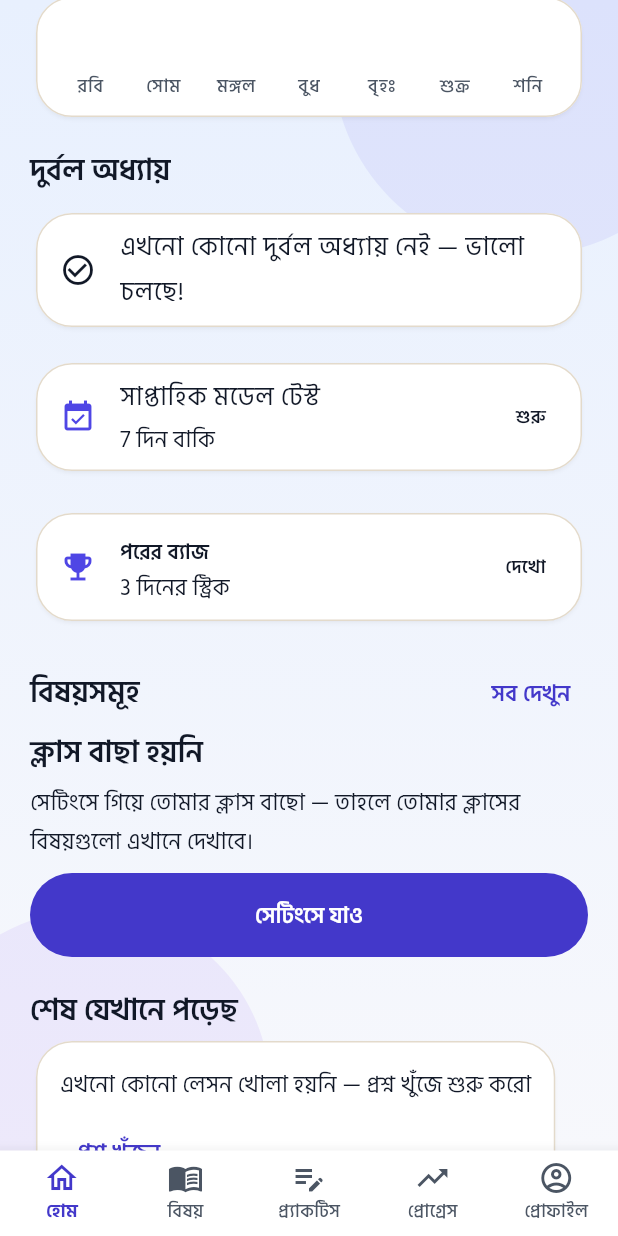
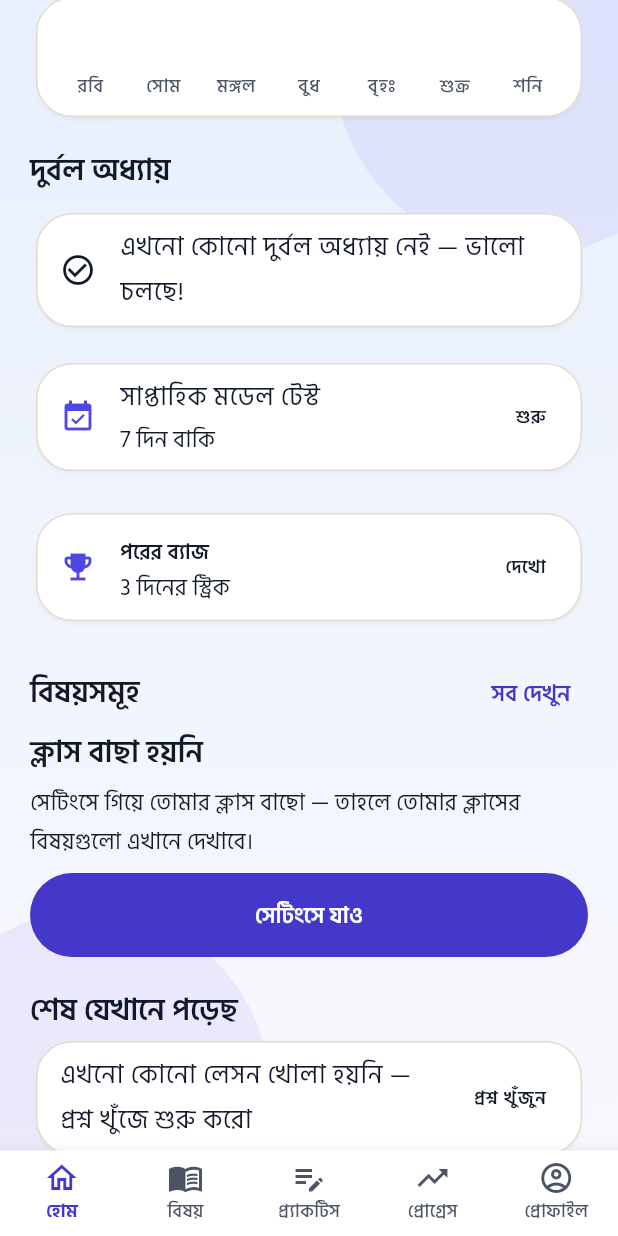
Before and after one commit to shojibahmed24/yes-sir-ai-app, a Flutter app: the HomeScreen screen opened by its route, scrolled down 1152 dp, on a phone screen of 412 x 824 dp. Run offline on Flutter 3.47's test engine with Material 3 defaults, Android fonts, the phone set to English and light mode, and no system bars; our stand-ins replace connectivity_plus, flutter_local_notifications, flutter_riverpod, flutter_timezone, go_router, image_picker and 5 more; missing offline and left inert: flutter_math_fork; accounts and stored records are empty.

Commit message:
A12/A8: lower home sections use one compact card-row empty state; plan never repeats the same task

```diff
--- a/lib/features/home/home_lower_sections.dart
+++ b/lib/features/home/home_lower_sections.dart
@@ -1,15 +1,13 @@
 // Home lower sections (weak chapters, recommendations, recent
 // books), split out of home_screen.dart to keep it under the
 // 250-line cap. Behaviour matches the old inline sections, except
-// empty states are now HomeEmptyState cards with an action instead
-// of a bare "nothing yet" line (dashboard redesign, Phase 4).
+// empty states are one compact card row with a text action (A12).
 import 'package:flutter/material.dart';
 
 import '../learn/lesson_selection.dart';
 import '../learn/widgets/digits.dart';
 import '../learn/widgets/mock_data.dart';
 import 'home_design.dart';
-import 'widgets/home_empty_state.dart';
 
 class HomeLowerSections extends StatelessWidget {
   const HomeLowerSections({
@@ -36,6 +34,26 @@ class HomeLowerSections extends StatelessWidget {
   final VoidCallback onSearch;
   final VoidCallback onSeeSubjects;
 
+  /// S12: home's lower sections all speak one language now — a card row
+  /// with the message and a text action, not a big empty block.
+  Widget _emptyRow(
+    BuildContext context,
+    String message,
+    String action,
+    VoidCallback onTap,
+  ) {
+    return Card(
+      child: ListTile(
+        title: Text(message),
+        trailing: Text(
+          action,
+          style: const TextStyle(fontWeight: FontWeight.w600),
+        ),
+        onTap: onTap,
+      ),
+    );
+  }
+
   String _subjectName(String id) => subjectNameFor(id, bn);
 
   @override
@@ -49,11 +67,7 @@ class HomeLowerSections extends StatelessWidget {
           style: Theme.of(context).textTheme.headlineMedium,
         ),
         if (lastLesson == null)
-          HomeEmptyState(
-            message: s['noLastStudied']!,
-            actionLabel: s['findQuestions']!,
-            onAction: onSearch,
-          )
+          _emptyRow(context, s['noLastStudied']!, s['findQuestions']!, onSearch)
         else
           Card(
             child: ListTile(
@@ -73,11 +87,7 @@ class HomeLowerSections extends StatelessWidget {
           style: Theme.of(context).textTheme.headlineMedium,
         ),
         if (recentBooks.isEmpty)
-          HomeEmptyState(
-            message: s['noRecentBook']!,
-            actionLabel: s['seeAll']!,
-            onAction: onSeeSubjects,
-          )
+          _emptyRow(context, s['noRecentBook']!, s['seeAll']!, onSeeSubjects)
         else
           ...recentBooks.map((e) {
             final parts = e.split('|');
--- a/lib/features/home/home_screen.dart
+++ b/lib/features/home/home_screen.dart
@@ -106,6 +106,9 @@ class _HomeScreenState extends State<HomeScreen> {
     final weakDone = data?.progress.weakItems.isEmpty ?? true;
     final goalDone = (data?.progress.goalProgress ?? 0) >= 1;
     final savedCount = data?.savedCount ?? 0;
+    // Never show the same task twice: the two rotating slots pick from
+    // revision / goal / saved, so each weekday gives a distinct pair.
+    final savedSlot = weekday.isEven || weekday % 4 == 3;
     return [
       (s['planQuiz']!, quizDone, '/practice'),
       if (weekday.isEven)
@@ -114,8 +117,10 @@ class _HomeScreenState extends State<HomeScreen> {
         (s['dailyGoal']!, goalDone, '/today'),
       if (weekday >= DateTime.saturday)
         (s['planTest']!, false, '/guide-model-tests')
+      else if (savedSlot)
+        (s['qaSaved']!, savedCount == 0, '/saved')
       else
-        (s['planRevision']!, weakDone || savedCount == 0, '/saved'),
+        (s['planRevision']!, weakDone, '/practice'),
     ];
   }
 
```
